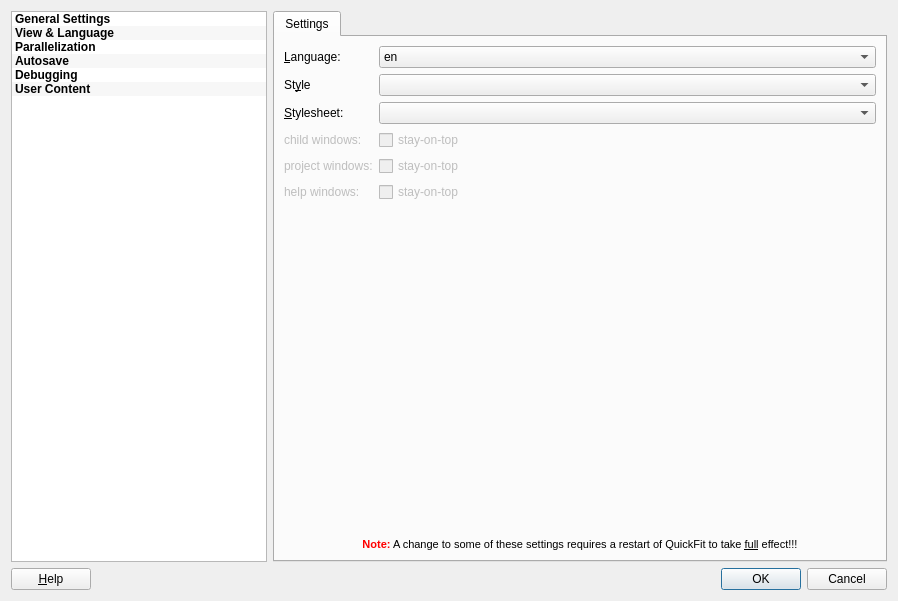
Qt form application/optionsdialog.ui (jkriege2/QuickFit3) before a commit.
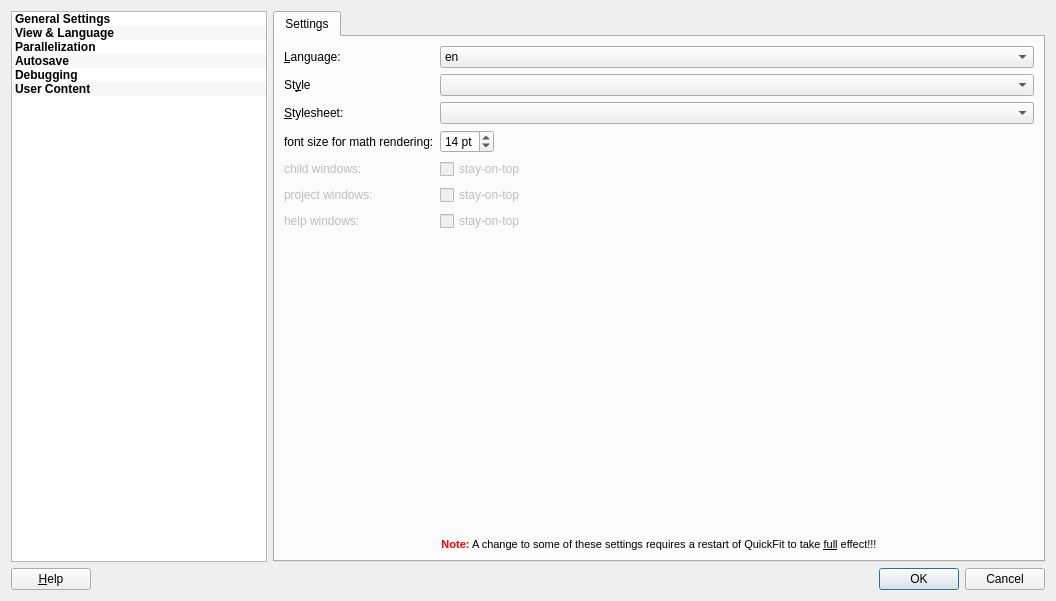
The same form after that commit. The open tabs and pages were chosen to show the change. Icons and pictures are not drawn. Custom widgets are drawn as their Qt base class.

Patch:
```diff
--- a/application/optionsdialog.ui
+++ b/application/optionsdialog.ui
@@ -9,7 +9,7 @@
    <rect>
     <x>0</x>
     <y>0</y>
-    <width>898</width>
+    <width>1056</width>
     <height>601</height>
    </rect>
   </property>
@@ -300,7 +300,7 @@
            <item row="2" column="1">
             <widget class="QComboBox" name="cmbStyle"/>
            </item>
-           <item row="6" column="1">
+           <item row="7" column="1">
             <widget class="QCheckBox" name="chkChildWindowsStayOnTop">
              <property name="enabled">
               <bool>false</bool>
@@ -317,7 +317,7 @@
              </property>
             </widget>
            </item>
-           <item row="6" column="0">
+           <item row="7" column="0">
             <widget class="QLabel" name="label_9">
              <property name="enabled">
               <bool>false</bool>
@@ -330,7 +330,7 @@
              </property>
             </widget>
            </item>
-           <item row="7" column="0">
+           <item row="8" column="0">
             <widget class="QLabel" name="label_10">
              <property name="enabled">
               <bool>false</bool>
@@ -343,7 +343,7 @@
              </property>
             </widget>
            </item>
-           <item row="8" column="0">
+           <item row="9" column="0">
             <widget class="QLabel" name="label_11">
              <property name="enabled">
               <bool>false</bool>
@@ -356,7 +356,7 @@
              </property>
             </widget>
            </item>
-           <item row="7" column="1">
+           <item row="8" column="1">
             <widget class="QCheckBox" name="chkProjectWindowsStayOnTop">
              <property name="enabled">
               <bool>false</bool>
@@ -373,7 +373,7 @@
              </property>
             </widget>
            </item>
-           <item row="8" column="1">
+           <item row="9" column="1">
             <widget class="QCheckBox" name="chkHelpWindowsStayOnTop">
              <property name="enabled">
               <bool>false</bool>
@@ -390,7 +390,7 @@
              </property>
             </widget>
            </item>
-           <item row="10" column="0" colspan="2">
+           <item row="11" column="0" colspan="2">
             <widget class="QLabel" name="label_5">
              <property name="text">
               <string>&lt;!DOCTYPE HTML PUBLIC &quot;-//W3C//DTD HTML 4.0//EN&quot; &quot;http://www.w3.org/TR/REC-html40/strict.dtd&quot;&gt;
@@ -401,7 +401,7 @@
              </property>
             </widget>
            </item>
-           <item row="9" column="0">
+           <item row="10" column="0">
             <spacer name="verticalSpacer">
              <property name="orientation">
               <enum>Qt::Vertical</enum>
@@ -414,6 +414,43 @@
              </property>
             </spacer>
            </item>
+           <item row="6" column="0">
+            <widget class="QLabel" name="label_17">
+             <property name="text">
+              <string>font size for math rendering:</string>
+             </property>
+            </widget>
+           </item>
+           <item row="6" column="1">
+            <layout class="QGridLayout" name="gridLayout_2">
+             <item row="0" column="0">
+              <widget class="QSpinBox" name="spinMath">
+               <property name="suffix">
+                <string> pt</string>
+               </property>
+               <property name="minimum">
+                <number>1</number>
+               </property>
+               <property name="value">
+                <number>14</number>
+               </property>
+              </widget>
+             </item>
+             <item row="0" column="1">
+              <spacer name="horizontalSpacer_2">
+               <property name="orientation">
+                <enum>Qt::Horizontal</enum>
+               </property>
+               <property name="sizeHint" stdset="0">
+                <size>
+                 <width>40</width>
+                 <height>20</height>
+                </size>
+               </property>
+              </spacer>
+             </item>
+            </layout>
+           </item>
           </layout>
          </widget>
          <widget class="QWidget" name="stackedWidgetPage2">
```
Left out of the diff: 2 changed lines with no effect on the pictures.
